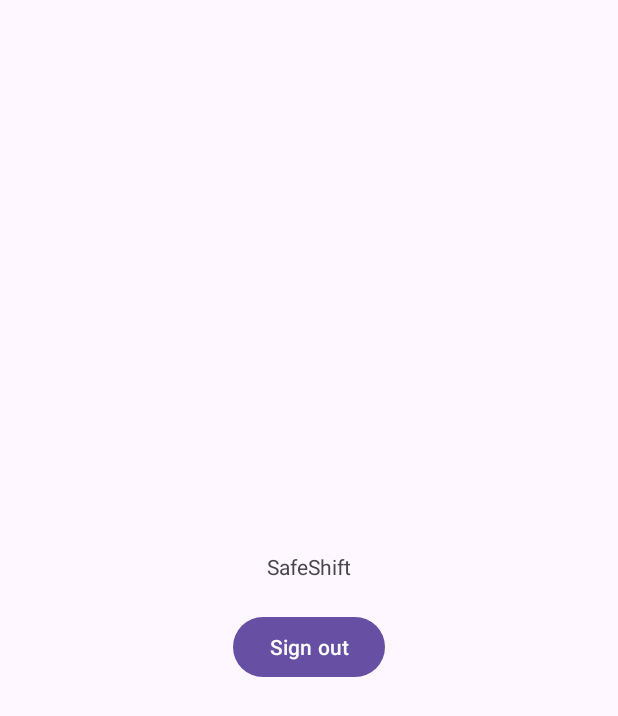
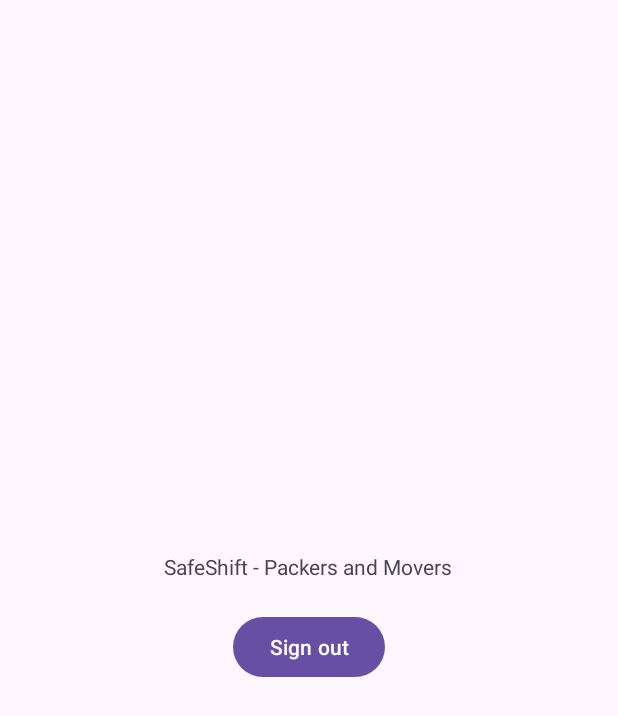
Before and after one commit to omkarpatne6/SafeShift, an Android app: the MainActivity screen opened directly, with no data from a screen before it, on a phone screen of 412 x 824 dp. Shown: the top 716 px of the screen. Run offline under Robolectric (Android 15) with nearby library versions, the phone set to English and light mode, and no system bars; our stand-ins replace Firebase (no records; nobody signed in at launch, a user with empty details on screens opened directly).

Commit message:
latest push 1

```diff
--- a/app/src/main/res/layout/activity_main.xml
+++ b/app/src/main/res/layout/activity_main.xml
@@ -12,7 +12,7 @@
         android:id="@+id/textView"
         android:layout_width="wrap_content"
         android:layout_height="wrap_content"
-        android:text="SafeShift"
+        android:text="SafeShift - Packers and Movers"
         app:layout_constraintBottom_toBottomOf="parent"
         app:layout_constraintEnd_toEndOf="parent"
         app:layout_constraintStart_toStartOf="parent"
```
